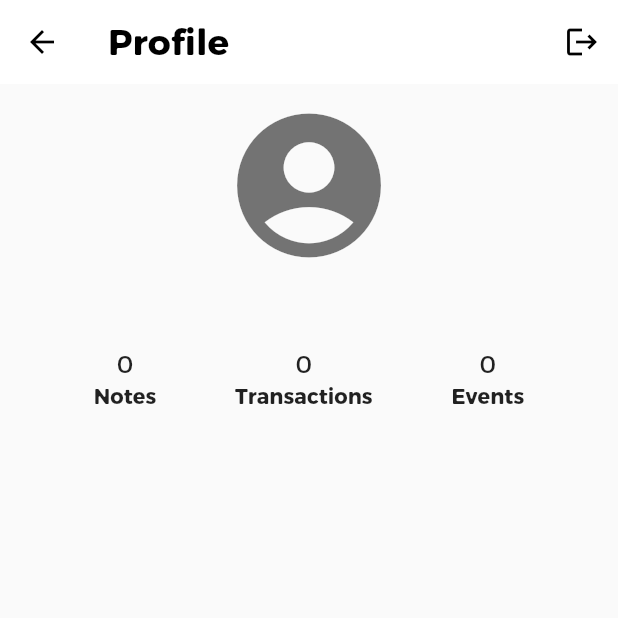
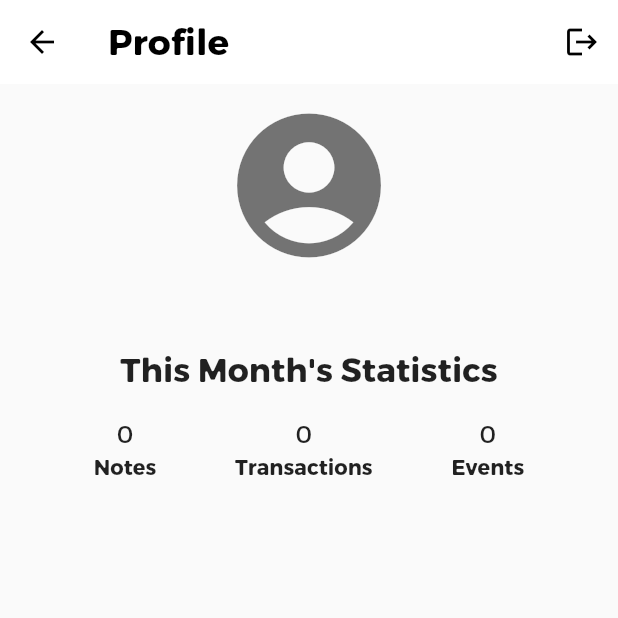
Before and after one commit to atedesch1/mebook, a Flutter app: the ProfileScreen screen opened directly, on a phone screen of 412 x 824 dp, the top half of it. Run offline on Flutter 3.47's test engine with Material 2 defaults, Android fonts, the phone set to English and light mode, and no system bars; our stand-ins replace cloud_firestore, device_preview, firebase_auth, firebase_core, flutter_dotenv, google_sign_in and 2 more; missing offline and left inert: extension_google_sign_in_as_googleapis_auth, googleapis; accounts and stored records are empty; project files that could hold a hidden picture were left out.

Commit message:
better layoutr

```diff
--- a/mobile/lib/screens/profile_screen.dart
+++ b/mobile/lib/screens/profile_screen.dart
@@ -73,6 +73,7 @@ class ProfileScreen extends StatelessWidget {
                             return Text(
                               snapshot.data,
                               style: TextStyle(
+                                color: Colors.black87,
                                 fontSize: 18,
                                 fontWeight: FontWeight.bold,
                               ),
@@ -82,13 +83,21 @@ class ProfileScreen extends StatelessWidget {
                     : Text(
                         displayName,
                         style: TextStyle(
+                          color: Colors.black87,
                           fontSize: 18,
                           fontWeight: FontWeight.bold,
                         ),
                       ),
+                SizedBox(
+                  height: 20,
+                ),
+                Text(
+                  'This Month\'s Statistics',
+                  style: TextStyle(fontSize: 22, fontWeight: FontWeight.bold),
+                ),
                 Padding(
                   padding: const EdgeInsets.symmetric(
-                      horizontal: 10.0, vertical: 20.0),
+                      horizontal: 10.0, vertical: 20),
                   child: Row(
                     mainAxisSize: MainAxisSize.min,
                     children: [
```
